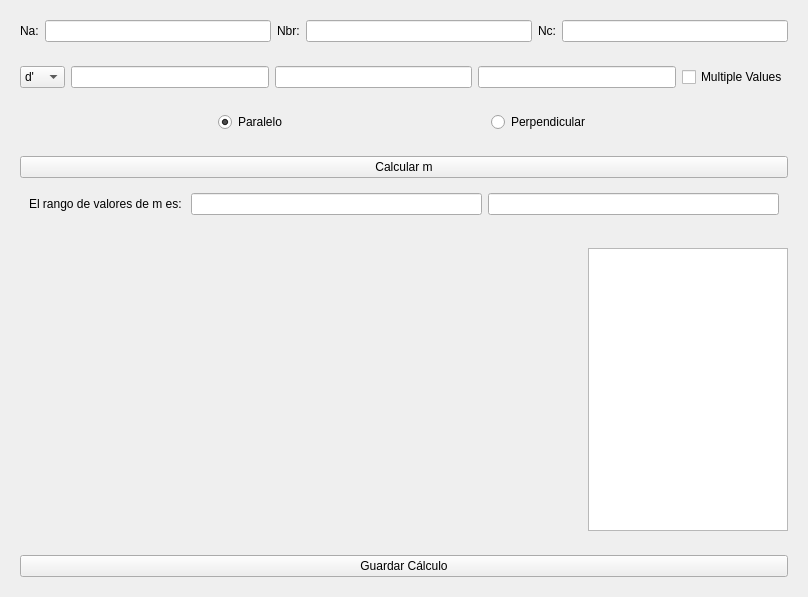
fer90/taller3-tpfinal, file src/designer/calculation_session_layout.ui: the form before one commit.
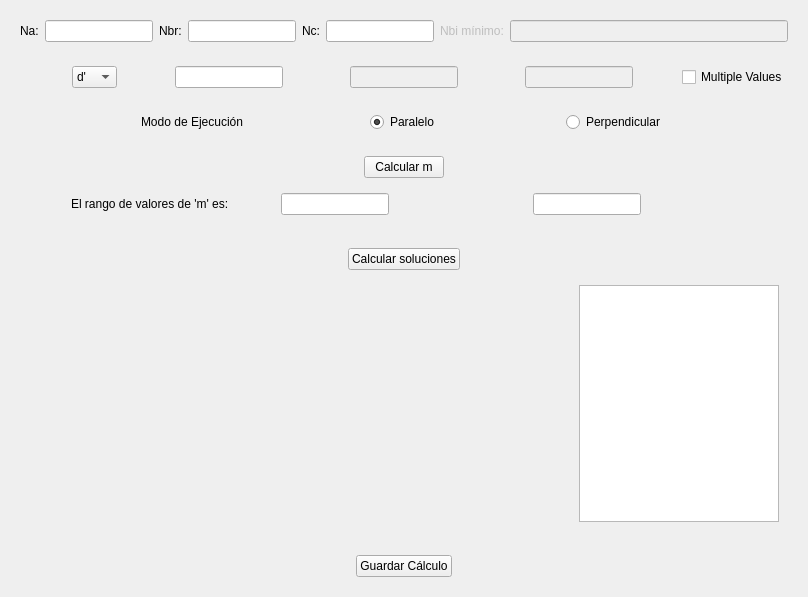
The form after the commit.

Commit message: Modificacion al layout de la pantalla de calculo y agrego de funcionalidad parcial al boton de calculo de m

Patch:
```diff
--- a/src/designer/calculation_session_layout.ui
+++ b/src/designer/calculation_session_layout.ui
@@ -17,43 +17,60 @@
    <item>
     <widget class="QWidget" name="entry_parameters_container" native="true">
      <layout class="QHBoxLayout" name="horizontalLayout">
-      <item>
+      <item alignment="Qt::AlignRight">
        <widget class="QLabel" name="na_label">
         <property name="text">
          <string>Na:</string>
         </property>
        </widget>
       </item>
-      <item>
+      <item alignment="Qt::AlignLeft">
        <widget class="QLineEdit" name="na_edit_line"/>
       </item>
-      <item>
+      <item alignment="Qt::AlignRight">
        <widget class="QLabel" name="nbr_label">
         <property name="text">
          <string>Nbr:</string>
         </property>
        </widget>
       </item>
-      <item>
+      <item alignment="Qt::AlignHCenter">
        <widget class="QLineEdit" name="nbr_edit_line"/>
       </item>
-      <item>
+      <item alignment="Qt::AlignRight">
        <widget class="QLabel" name="nc_label">
         <property name="text">
          <string>Nc:</string>
         </property>
        </widget>
       </item>
-      <item>
+      <item alignment="Qt::AlignHCenter">
        <widget class="QLineEdit" name="nc_edit_line"/>
       </item>
+      <item>
+       <widget class="QLabel" name="nbi_min_label">
+        <property name="enabled">
+         <bool>false</bool>
+        </property>
+        <property name="text">
+         <string>Nbi mínimo:</string>
+        </property>
+       </widget>
+      </item>
+      <item>
+       <widget class="QLineEdit" name="nbi_min_edit_line">
+        <property name="enabled">
+         <bool>false</bool>
+        </property>
+       </widget>
+      </item>
      </layout>
     </widget>
    </item>
    <item>
     <widget class="QWidget" name="chosen_parameters_container" native="true">
      <layout class="QHBoxLayout" name="horizontalLayout_2">
-      <item>
+      <item alignment="Qt::AlignHCenter">
        <widget class="QComboBox" name="d_nz_combo_box">
         <item>
          <property name="text">
@@ -67,16 +84,24 @@
         </item>
        </widget>
       </item>
-      <item>
+      <item alignment="Qt::AlignLeft">
        <widget class="QLineEdit" name="from_parameter_edit_line"/>
       </item>
-      <item>
-       <widget class="QLineEdit" name="step_parameter_edit_line"/>
+      <item alignment="Qt::AlignHCenter">
+       <widget class="QLineEdit" name="step_parameter_edit_line">
+        <property name="enabled">
+         <bool>false</bool>
+        </property>
+       </widget>
       </item>
-      <item>
-       <widget class="QLineEdit" name="to_parameter_edit_line"/>
+      <item alignment="Qt::AlignRight">
+       <widget class="QLineEdit" name="to_parameter_edit_line">
+        <property name="enabled">
+         <bool>false</bool>
+        </property>
+       </widget>
       </item>
-      <item>
+      <item alignment="Qt::AlignRight">
        <widget class="QCheckBox" name="multiple_values_check_box">
         <property name="text">
          <string>Multiple Values</string>
@@ -89,6 +114,19 @@
    <item>
     <widget class="QWidget" name="calculation_mode_container" native="true">
      <layout class="QHBoxLayout" name="horizontalLayout_3">
+      <item>
+       <widget class="QLabel" name="calculation_mode_label">
+        <property name="sizePolicy">
+         <sizepolicy hsizetype="Maximum" vsizetype="Preferred">
+          <horstretch>0</horstretch>
+          <verstretch>0</verstretch>
+         </sizepolicy>
+        </property>
+        <property name="text">
+         <string>Modo de Ejecución</string>
+        </property>
+       </widget>
+      </item>
       <item>
        <widget class="QRadioButton" name="parallel_mode_button">
         <property name="sizePolicy">
@@ -124,7 +162,7 @@
    <item>
     <widget class="QWidget" name="m_parameter_container" native="true">
      <layout class="QVBoxLayout" name="verticalLayout">
-      <item>
+      <item alignment="Qt::AlignHCenter">
        <widget class="QPushButton" name="m_calculation_button">
         <property name="text">
          <string>Calcular m</string>
@@ -134,17 +172,17 @@
       <item>
        <widget class="QWidget" name="m_results_container" native="true">
         <layout class="QHBoxLayout" name="horizontalLayout_4">
-         <item>
+         <item alignment="Qt::AlignHCenter">
           <widget class="QLabel" name="m_result_label">
            <property name="text">
-            <string>El rango de valores de m es: </string>
+            <string>El rango de valores de 'm' es: </string>
            </property>
           </widget>
          </item>
-         <item>
+         <item alignment="Qt::AlignLeft">
           <widget class="QLineEdit" name="m_from_value_edit_line"/>
          </item>
-         <item>
+         <item alignment="Qt::AlignLeft">
           <widget class="QLineEdit" name="m_to_value_edit_line"/>
          </item>
         </layout>
@@ -155,7 +193,17 @@
    </item>
    <item>
     <widget class="QWidget" name="solution_container" native="true">
-     <layout class="QHBoxLayout" name="horizontalLayout_5">
+     <layout class="QVBoxLayout" name="verticalLayout_3">
+      <item alignment="Qt::AlignHCenter">
+       <widget class="QPushButton" name="solution_calculation_button">
+        <property name="text">
+         <string>Calcular soluciones</string>
+        </property>
+       </widget>
+      </item>
+      <item>
+       <widget class="QWidget" name="matplot_list_container" native="true">
+        <layout class="QHBoxLayout" name="horizontalLayout_7">
       <item>
        <widget class="QWidget" name="matplot_container" native="true">
         <property name="sizePolicy">
@@ -183,12 +231,18 @@
        </widget>
       </item>
      </layout>
+        <zorder>matplot_container</zorder>
+        <zorder>matplot_container</zorder>
+        <zorder>solution_values_list</zorder>
+       </widget>
+      </item>
+     </layout>
     </widget>
    </item>
    <item>
     <widget class="QWidget" name="management_button_container" native="true">
      <layout class="QHBoxLayout" name="horizontalLayout_6">
-      <item>
+      <item alignment="Qt::AlignHCenter">
        <widget class="QPushButton" name="save_session_button">
         <property name="text">
          <string>Guardar Cálculo</string>
```
Lines whose indentation alone changed are shown as unchanged. The commit also changes 1 other file.
